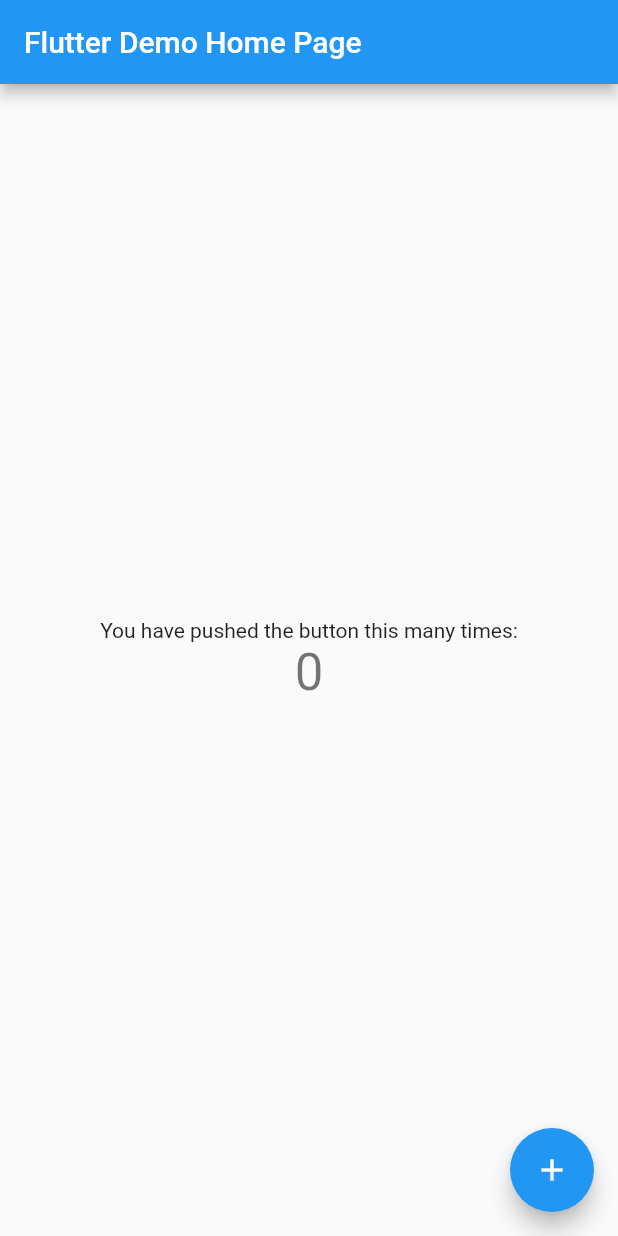
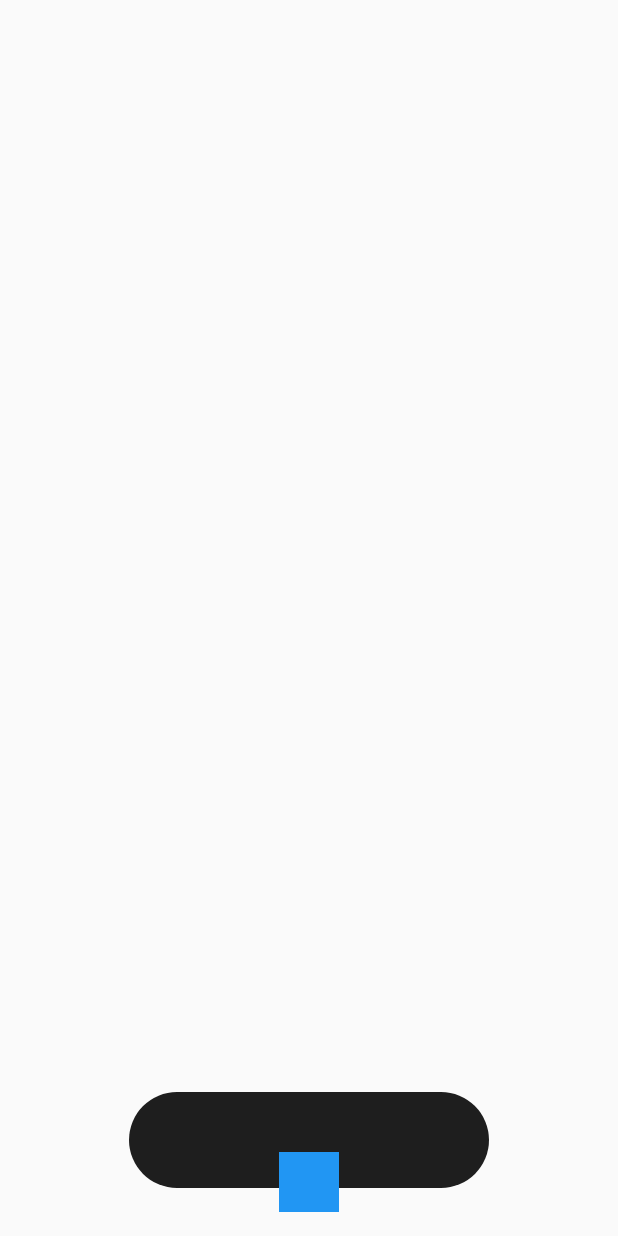
Before and after one commit to nakar0/otomo-frontend, a Flutter app: the screen it shows after launch, on a phone screen of 412 x 824 dp. Run offline on Flutter 3.47's test engine with Material 2 defaults, Android fonts, the phone set to English and light mode, and no system bars.

Commit message:
:+1: Added .vscode

```diff
--- a/lib/main.dart
+++ b/lib/main.dart
@@ -1,4 +1,5 @@
 import 'package:flutter/material.dart';
+import 'package:otomo/views/settings/colors.dart';
 
 void main() {
   runApp(const MyApp());
@@ -7,21 +8,11 @@ void main() {
 class MyApp extends StatelessWidget {
   const MyApp({super.key});
 
-  // This widget is the root of your application.
   @override
   Widget build(BuildContext context) {
     return MaterialApp(
       title: 'Flutter Demo',
       theme: ThemeData(
-        // This is the theme of your application.
-        //
-        // Try running your application with "flutter run". You'll see the
-        // application has a blue toolbar. Then, without quitting the app, try
-        // changing the primarySwatch below to Colors.green and then invoke
-        // "hot reload" (press "r" in the console where you ran "flutter run",
-        // or simply save your changes to "hot reload" in a Flutter IDE).
-        // Notice that the counter didn't reset back to zero; the application
-        // is not restarted.
         primarySwatch: Colors.blue,
       ),
       home: const MyHomePage(title: 'Flutter Demo Home Page'),
@@ -29,87 +20,37 @@ class MyApp extends StatelessWidget {
   }
 }
 
-class MyHomePage extends StatefulWidget {
+class MyHomePage extends StatelessWidget {
   const MyHomePage({super.key, required this.title});
-
-  // This widget is the home page of your application. It is stateful, meaning
-  // that it has a State object (defined below) that contains fields that affect
-  // how it looks.
-
-  // This class is the configuration for the state. It holds the values (in this
-  // case the title) provided by the parent (in this case the App widget) and
-  // used by the build method of the State. Fields in a Widget subclass are
-  // always marked "final".
 
   final String title;
 
   @override
-  State<MyHomePage> createState() => _MyHomePageState();
-}
-
-class _MyHomePageState extends State<MyHomePage> {
-  int _counter = 0;
-
-  void _incrementCounter() {
-    setState(() {
-      // This call to setState tells the Flutter framework that something has
-      // changed in this State, which causes it to rerun the build method below
-      // so that the display can reflect the updated values. If we changed
-      // _counter without calling setState(), then the build method would not be
-      // called again, and so nothing would appear to happen.
-      _counter++;
-    });
-  }
-
-  @override
   Widget build(BuildContext context) {
-    // This method is rerun every time setState is called, for instance as done
-    // by the _incrementCounter method above.
-    //
-    // The Flutter framework has been optimized to make rerunning build methods
-    // fast, so that you can just rebuild anything that needs updating rather
-    // than having to individually change instances of widgets.
     return Scaffold(
-      appBar: AppBar(
-        // Here we take the value from the MyHomePage object that was created by
-        // the App.build method, and use it to set our appbar title.
-        title: Text(widget.title),
-      ),
       body: Center(
-        // Center is a layout widget. It takes a single child and positions it
-        // in the middle of the parent.
         child: Column(
-          // Column is also a layout widget. It takes a list of children and
-          // arranges them vertically. By default, it sizes itself to fit its
-          // children horizontally, and tries to be as tall as its parent.
-          //
-          // Invoke "debug painting" (press "p" in the console, choose the
-          // "Toggle Debug Paint" action from the Flutter Inspector in Android
-          // Studio, or the "Toggle Debug Paint" command in Visual Studio Code)
-          // to see the wireframe for each widget.
-          //
-          // Column has various properties to control how it sizes itself and
-          // how it positions its children. Here we use mainAxisAlignment to
-          // center the children vertically; the main axis here is the vertical
-          // axis because Columns are vertical (the cross axis would be
-          // horizontal).
           mainAxisAlignment: MainAxisAlignment.center,
           children: <Widget>[
-            const Text(
-              'You have pushed the button this many times:',
+            const Spacer(),
+            Container(
+              height: 64,
+              width: 240,
+              decoration: BoxDecoration(
+                color: AppColors.black,
+                borderRadius: BorderRadius.circular(32)
+              ),
             ),
-            Text(
-              '$_counter',
-              style: Theme.of(context).textTheme.headlineMedium,
-            ),
+            const SizedBox(height: 32)
           ],
         ),
       ),
-      floatingActionButton: FloatingActionButton(
-        onPressed: _incrementCounter,
-        tooltip: 'Increment',
-        child: const Icon(Icons.add),
-      ), // This trailing comma makes auto-formatting nicer for build methods.
+      floatingActionButton: Container(
+        color: Colors.blue,
+        height: 40,
+        width: 40,
+      ),
+      floatingActionButtonLocation: FloatingActionButtonLocation.centerFloat,
     );
   }
 }
--- /dev/null
+++ b/lib/views/settings/colors.dart
@@ -0,0 +1,5 @@
+import 'package:flutter/material.dart';
+
+abstract class AppColors {
+  static const Color black = Color.fromRGBO(30, 30, 30, 1.0);
+}
```
Also changed, not shown: 1 other file.
